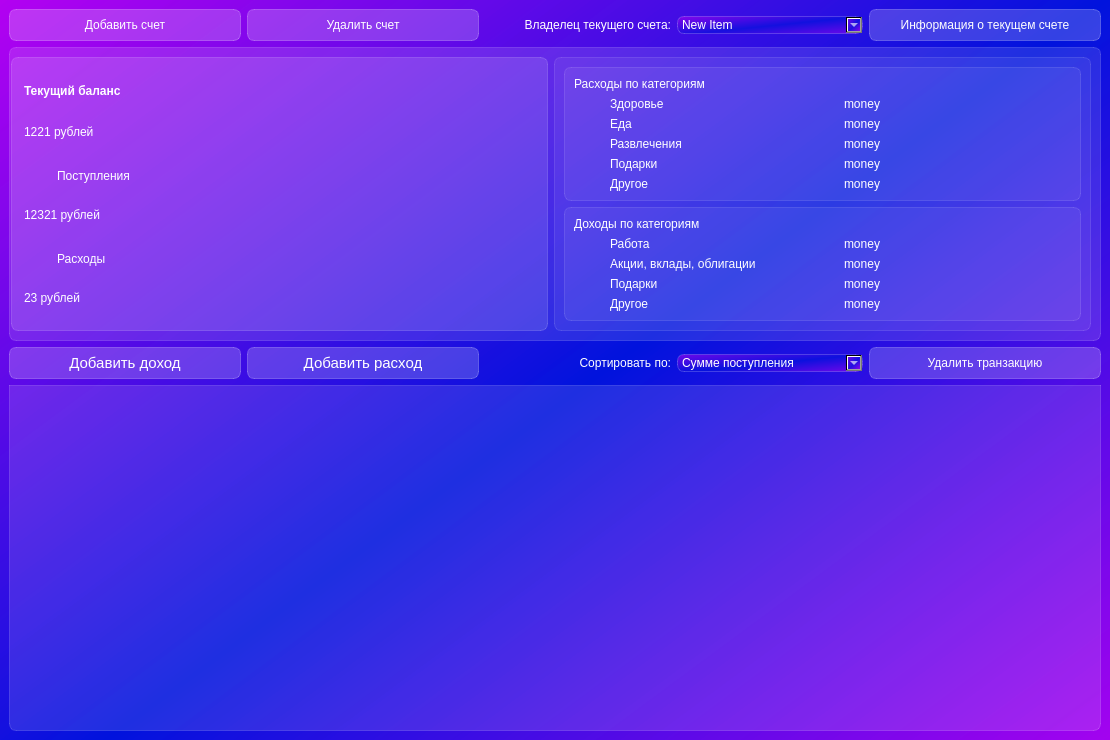
Before: the Qt Designer form course-work/new Ui/main.ui in VladimirOtinov/coursework, drawn with Qt 5.
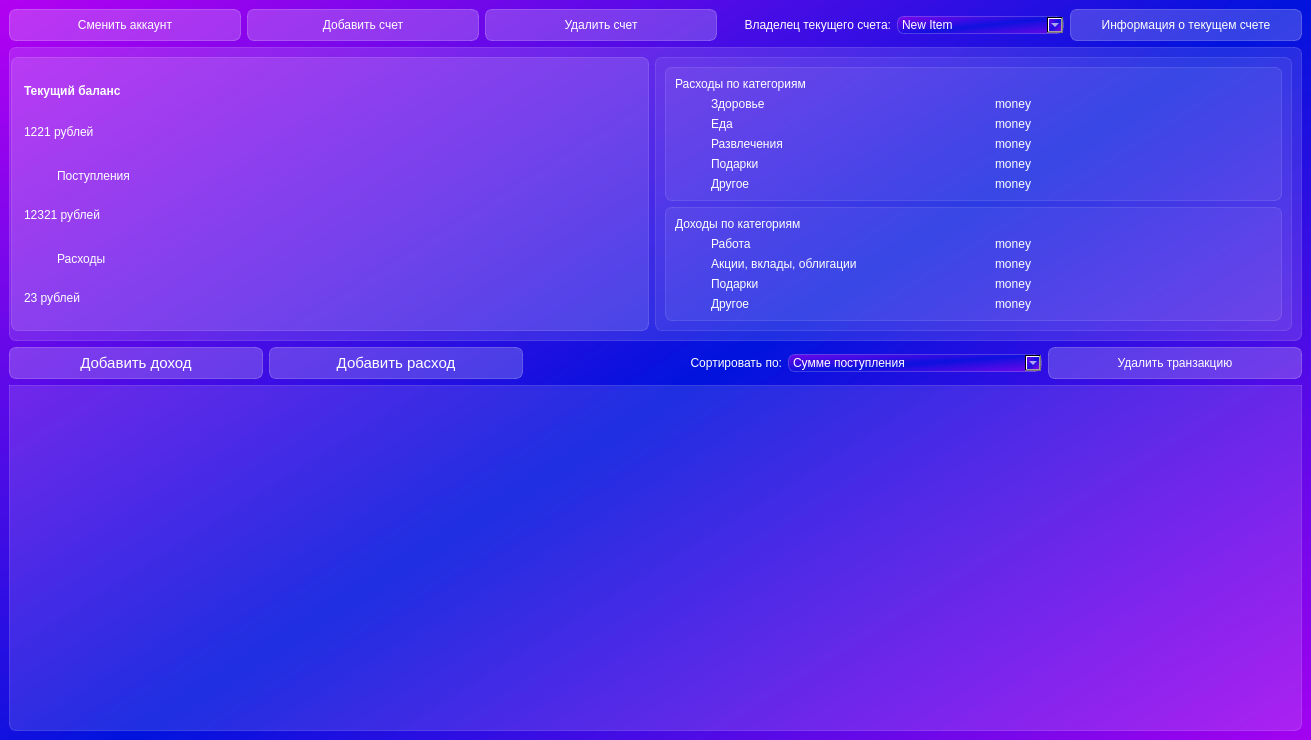
After: the same form once the commit is applied. Icons and pictures are not drawn.

What changed in the file:
```diff
--- a/course-work/new Ui/main.ui
+++ b/course-work/new Ui/main.ui
@@ -6,7 +6,7 @@
    <rect>
     <x>0</x>
     <y>0</y>
-    <width>1110</width>
+    <width>1311</width>
     <height>740</height>
    </rect>
   </property>
@@ -22,6 +22,31 @@
    <layout class="QVBoxLayout" name="verticalLayout_3">
     <item>
      <layout class="QHBoxLayout" name="horizontalLayout_4">
+      <item>
+       <widget class="QPushButton" name="changeFamilyButton">
+        <property name="styleSheet">
+         <string notr="true">QPushButton {
+font: 11pt &quot;MS Shell Dlg 2&quot;;
+color: rgb(255, 255, 255);
+background-color: rgba(255, 255, 255, 50);
+border: 1px solid rgba(255, 255, 255, 60);
+border-radius: 7px;
+width: 230px;
+height: 30px;
+}
+QPushButton:hover{
+background-color: rgba(255, 255, 255, 70);
+}
+
+QPushButton:pressed{
+background-color: rgba(255, 255, 255, 80);
+}</string>
+        </property>
+        <property name="text">
+         <string>Сменить аккаунт</string>
+        </property>
+       </widget>
+      </item>
       <item>
        <widget class="QPushButton" name="addBankAccButton">
         <property name="styleSheet">
```
